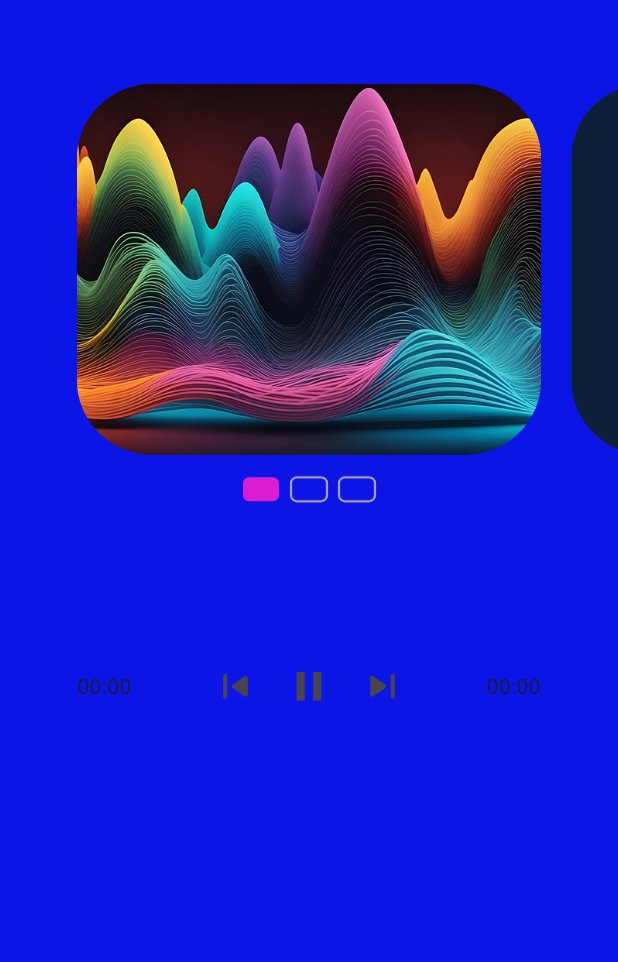
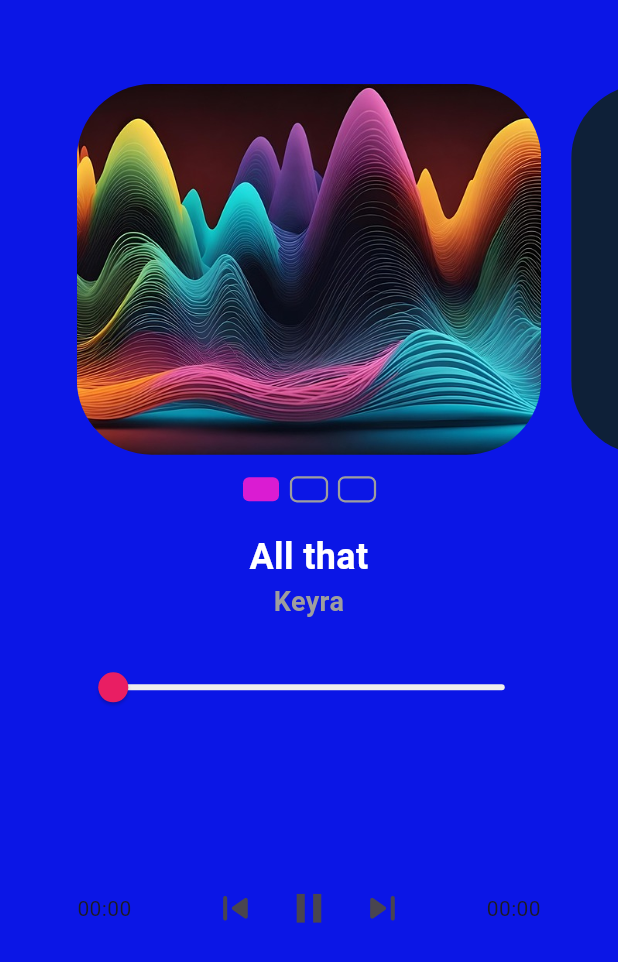
Before and after one commit to gael-rdrgz/playpoor, a Flutter app: the screen it shows after launch, on a phone screen of 412 x 824 dp. Shown: the top 962 px of the screen. Run offline on Flutter 3.47's test engine with Material 3 defaults, Android fonts, the phone set to English and light mode, and no system bars; drawn by our look-alikes of percent_indicator, smooth_page_indicator; our stand-ins replace audioplayers, equatable, flutter_bloc; Roboto replaces fonts that are missing (DMSerif); project files that could hold a hidden picture were left out.

Commit message:
Titulo, artista y barra de progreso. Seek funcional.

```diff
--- a/lib/blocs/player_bloc.dart
+++ b/lib/blocs/player_bloc.dart
@@ -21,6 +21,7 @@ class PlayerBloc extends Bloc<PlayerEvent, PlayState> {
     on<PlayPauseEvent>(alternando);
     on<PrevEvent>(cambiandoAnterior);
     on<NextEvent>(cambiandoSiguiente);
+    on<SeekEvent>(cambiandoPosicion);
     setup();
   }
 
@@ -82,7 +83,7 @@ class PlayerBloc extends Bloc<PlayerEvent, PlayState> {
       add(PlayEvent());
     } catch (e) {
       emit(
-        ErrorState("Error: De alguna manera, en algún lugar, algo salió mal."),
+        ErrorState("Error: Todo lo que ha podido fallar lo ha hecho."),
       ); //emit para estados, add para eventos
       debugPrint(e.toString());
     }
@@ -177,4 +178,8 @@ class PlayerBloc extends Bloc<PlayerEvent, PlayState> {
 
     add(PlayerLoadEvent(index));
   }
+
+  FutureOr<void> cambiandoPosicion(SeekEvent event, Emitter<PlayState> emit) async {
+    await audioPlayer.seek(event.position);
+  }
 }
--- a/lib/models/audio_item.dart
+++ b/lib/models/audio_item.dart
@@ -1,6 +1,6 @@
 //PODO
 class AudioItem{
-  final String assetPath, title,artist,imagePath;
+  final String assetPath, title, artist, imagePath;
 
   AudioItem(this.assetPath, this.title, this.artist, this.imagePath);
 }
--- /dev/null
+++ b/lib/views/artist.dart
@@ -0,0 +1,55 @@
+import 'package:flutter/material.dart';
+import 'package:flutter_bloc/flutter_bloc.dart';
+
+import '../blocs/player_bloc.dart';
+import '../blocs/player_load_states.dart';
+import '../blocs/player_state.dart';
+
+class Artist extends StatelessWidget {
+  const Artist({super.key});
+
+  @override
+  Widget build(BuildContext context) {
+    return BlocBuilder<PlayerBloc, PlayState>(
+      builder: (context, state) {
+        final bloc = context.read<PlayerBloc>();
+        String name = "", artist = "";
+        if (state is PlayingState){
+          name = bloc.canciones[state.currentIndex].title;
+          artist = bloc.canciones[state.currentIndex].artist;
+        }
+        return Padding(
+          padding: EdgeInsets.symmetric(vertical: 20),
+          child: Column(
+            children: <Widget>[
+              Text(
+                name,
+                style: TextStyle(
+                  color: Colors.white,
+                  fontSize: 24,
+                  fontWeight: FontWeight.bold,
+                  fontFamily: "DMSerif",
+                ),
+                textAlign: TextAlign.center,
+                maxLines: 1,
+                overflow: TextOverflow.ellipsis,
+              ),
+              Text(
+                artist,
+                style: TextStyle(
+                  color: Colors.grey,
+                  fontSize: 18,
+                  fontWeight: FontWeight.bold,
+                  fontFamily: "DMSerif",
+                ),
+                textAlign: TextAlign.center,
+                maxLines: 1,
+                overflow: TextOverflow.ellipsis,
+              ),
+            ],
+          ),
+        );
+      },
+    );
+  }
+}
--- a/lib/views/player.dart
+++ b/lib/views/player.dart
@@ -3,7 +3,9 @@ import 'package:flutter/material.dart';
 import 'package:flutter_bloc/flutter_bloc.dart';
 import 'package:playerbloc/blocs/player_bloc.dart';
 import 'package:playerbloc/blocs/player_load_events.dart';
+import 'package:playerbloc/views/artist.dart';
 import 'package:playerbloc/views/botonera.dart';
+import 'package:playerbloc/views/progress_slider.dart';
 import 'package:playerbloc/views/swiper.dart';
 
 import '../models/audio_item.dart';
@@ -60,7 +62,9 @@ class _PlayerState extends State<Player> {
                 color: wormColor!,
                 bloc: bloc,
               ),
-              Botonera(color: Colors.pink)
+              Artist(),
+              ProgressSlider(color: Colors.pink),
+              Botonera(color: Colors.pink),
             ],
           ),
         ),
--- /dev/null
+++ b/lib/views/progress_slider.dart
@@ -0,0 +1,47 @@
+import 'package:flutter/material.dart';
+import 'package:flutter_bloc/flutter_bloc.dart';
+import 'package:playerbloc/blocs/player_bloc.dart';
+import 'package:playerbloc/blocs/player_load_events.dart';
+import 'package:playerbloc/blocs/player_load_states.dart';
+import 'package:playerbloc/blocs/player_state.dart';
+
+class ProgressSlider extends StatelessWidget {
+  final Color color;
+
+  const ProgressSlider({Key? key, required this.color}) : super(key: key);
+
+  @override
+  Widget build(BuildContext context) {
+    return BlocBuilder<PlayerBloc, PlayState>(
+      builder: (context, state) {
+        final Duration position = state is PlayingState
+            ? state.position
+            : Duration.zero;
+        final Duration duration = state is PlayingState
+            ? state.duration
+            : Duration.zero;
+        return SizedBox(
+          width: MediaQuery.of(context).size.width * .75,
+          // height: MediaQuery.of(context).size.height * .3,
+          child: SliderTheme(
+            data: SliderThemeData(
+              thumbColor: color,
+              thumbShape: RoundSliderThumbShape(enabledThumbRadius: 10),
+              activeTrackColor: color,
+              inactiveTrackColor: Colors.grey[200],
+              overlayColor: Colors.transparent,
+            ),
+            child: Slider(
+              value: position.inSeconds.toDouble(),
+              max: duration.inSeconds.toDouble(),
+              min: 0,
+              onChanged: (value) {
+                context.read<PlayerBloc>().add(SeekEvent(Duration(seconds: value.toInt())));
+              },
+            ),
+          ),
+        );
+      },
+    );
+  }
+}
--- a/lib/views/swiper.dart
+++ b/lib/views/swiper.dart
@@ -1,4 +1,4 @@
-import 'dart:nativewrappers/_internal/vm/lib/mirrors_patch.dart';
+//import 'dart:nativewrappers/_internal/vm/lib/mirrors_patch.dart';
 
 import 'package:flutter/material.dart';
 import 'package:flutter_bloc/flutter_bloc.dart';
@@ -33,7 +33,7 @@ class Swiper extends StatelessWidget {
           (prev is! PlayingState || curr.currentIndex != (prev).currentIndex),
       listener: (context, state) {
         if (state is PlayingState) {
-          if (pageController.offset == 0 || state.currentIndex == bloc.canciones.length - 1) {
+          if (pageController.offset == 0) {
             pageController.jumpToPage(state.currentIndex);
           } else {
             pageController.animateToPage(
```
